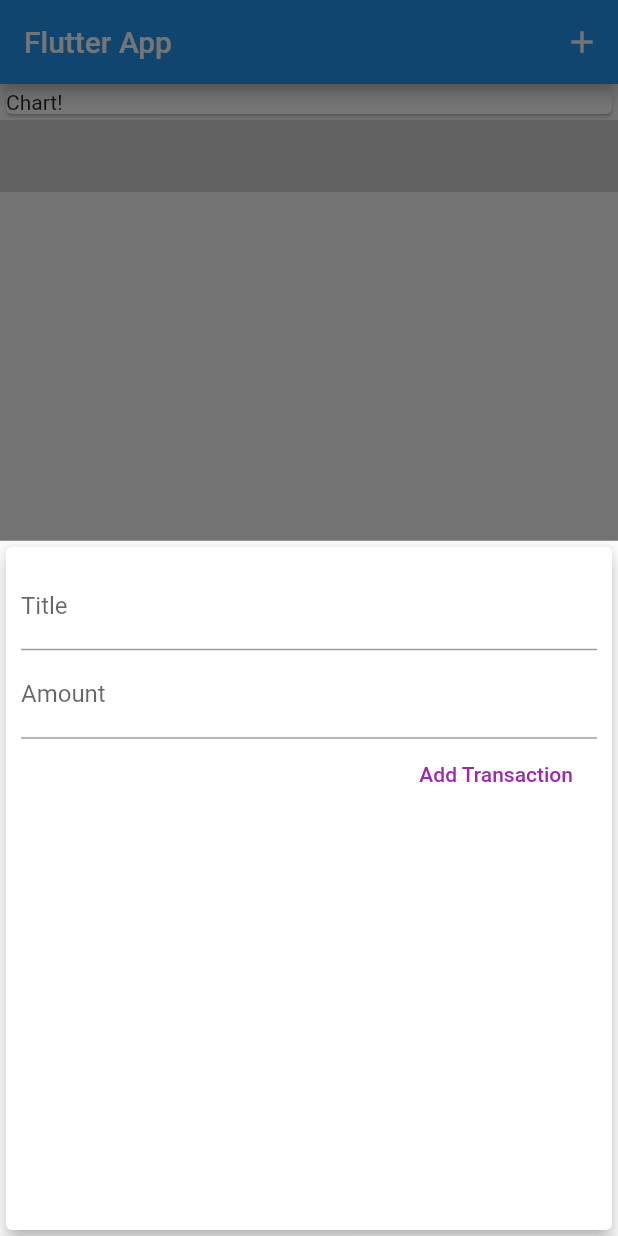
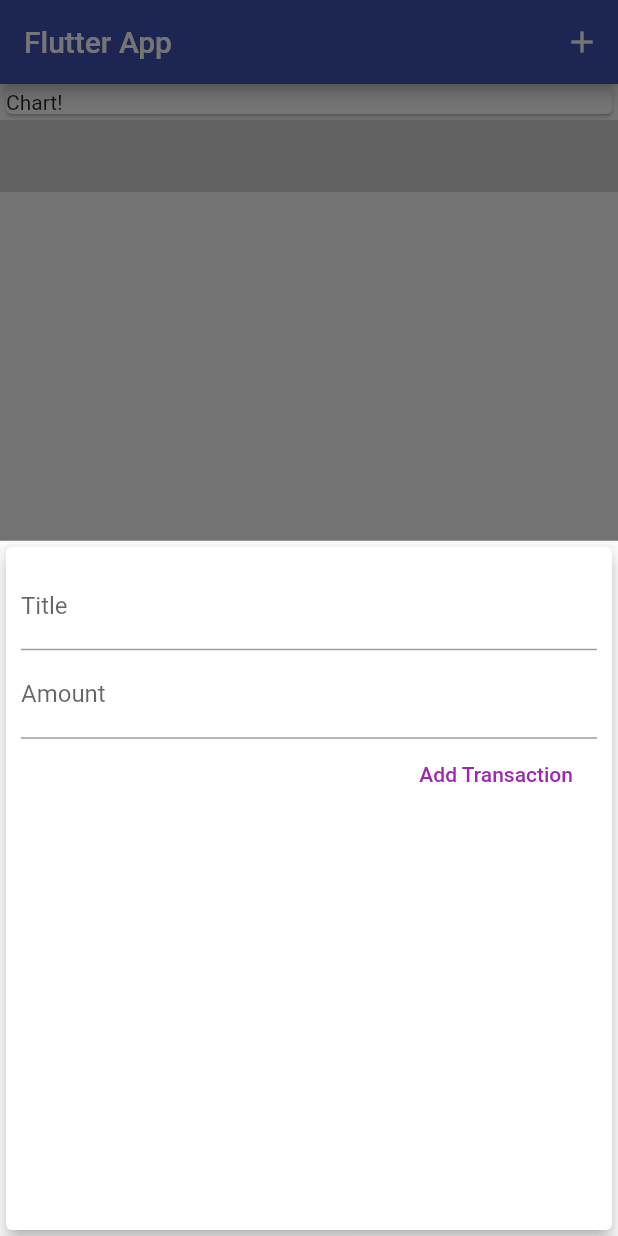
Before and after one commit to aneguzman/flutter-expenses-app, a Flutter app: the screen it shows after launch, after a tap on the "add" icon, on a phone screen of 412 x 824 dp. Run offline on Flutter 3.47's test engine with Material 2 defaults, Android fonts, the phone set to English and light mode, and no system bars; statements that could not run were skipped.

```diff
--- a/lib/main.dart
+++ b/lib/main.dart
@@ -14,6 +14,9 @@ class MyApp extends StatelessWidget {
     return MaterialApp(
       title: 'Flutter App',
       home: MyHomePage(),
+      theme: ThemeData(
+          primarySwatch: Colors.indigo,
+          accentColor: Colors.deepOrange)
     );
   }
 }
@@ -25,10 +28,10 @@ class MyHomePage extends StatefulWidget {
 
 class _MyHomePageState extends State<MyHomePage> {
   final List<Transaction> _userTransactions = [
-    Transaction(
-        id: 't1', title: 'First Purchase', amount: 25, date: DateTime.now()),
-    Transaction(
-        id: 't1', title: 'First Purchase', amount: 25, date: DateTime.now()),
+    // Transaction(
+    //     id: 't1', title: 'First Purchase', amount: 25, date: DateTime.now()),
+    // Transaction(
+    //     id: 't1', title: 'First Purchase', amount: 25, date: DateTime.now()),
   ];
 
   void _addTransaction(String title, double amount) {
--- a/pubspec.yaml
+++ b/pubspec.yaml
@@ -59,8 +59,8 @@ flutter:
   uses-material-design: true
 
   # To add assets to your application, add an assets section, like this:
-  # assets:
-  #   - images/a_dot_burr.jpeg
+  assets:
+    - assets/images/waiting.png
   #   - images/a_dot_ham.jpeg
 
   # An image asset can refer to one or more resolution-specific "variants", see
```
Also changed, not shown: lib/widgets/transaction_list.dart (+19 -3 lines), assets/images/waiting.png (added).
